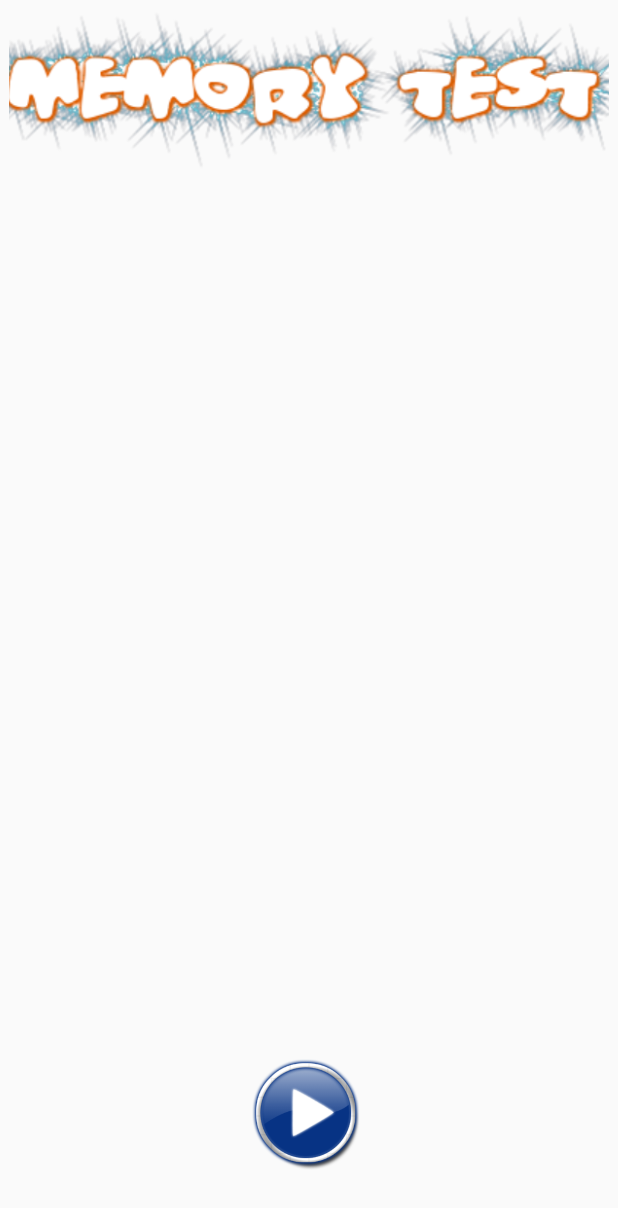
After one commit to chakravardhan/Memory-game, an Android app: the layout menu_fragment.xml on its own in the app's theme, with its tools: preview values and no code run, on a phone screen of 412 x 824 dp. The commit adds this screen. Shown: the top 1208 px of the screen. Run offline under Robolectric (Android 15) with nearby library versions, the phone set to English and light mode, and no system bars.

Commit message:
home screen ui and title are added

```diff
--- a/app/src/main/AndroidManifest.xml
+++ b/app/src/main/AndroidManifest.xml
@@ -7,8 +7,10 @@
         android:icon="@mipmap/ic_launcher"
         android:label="@string/app_name"
         android:supportsRtl="true"
-        android:theme="@style/AppTheme">
-        <activity android:name=".MainActivity">
+        android:theme="@style/AppTheme"
+         >
+        <activity android:name=".MainActivity"
+            android:screenOrientation="landscape">
             <intent-filter>
                 <action android:name="android.intent.action.MAIN" />
 
--- a/app/src/main/java/com/example/chakravardhan/mygame/MainActivity.java
+++ b/app/src/main/java/com/example/chakravardhan/mygame/MainActivity.java
@@ -2,11 +2,12 @@ package com.example.chakravardhan.mygame;
 
 import android.graphics.Bitmap;
 import android.support.v4.app.FragmentActivity;
-import android.support.v7.app.AppCompatActivity;
 import android.os.Bundle;
 import android.widget.ImageView;
 
 import com.example.chakravardhan.mygame.common.Shared;
+import com.example.chakravardhan.mygame.engine.ScreenController;
+import com.example.chakravardhan.mygame.events.EventBus;
 import com.example.chakravardhan.mygame.utils.Utils;
 
 public class MainActivity extends FragmentActivity {
@@ -18,6 +19,8 @@ public class MainActivity extends FragmentActivity {
         super.onCreate(savedInstanceState);
 
         Shared.context = getApplicationContext();
+        Shared.eventBus = EventBus.getInstance();
+
 
         setContentView(R.layout.activity_main);
         mBackgroundImage = (ImageView) findViewById(R.id.background_image);
@@ -28,6 +31,7 @@ public class MainActivity extends FragmentActivity {
         setBackgroundImage();
 
         // set menu
+        ScreenController.getInstance().openScreen(ScreenController.Screen.MENU);
     }
 
     @Override
--- a/app/src/main/java/com/example/chakravardhan/mygame/common/Shared.java
+++ b/app/src/main/java/com/example/chakravardhan/mygame/common/Shared.java
@@ -2,6 +2,8 @@ package com.example.chakravardhan.mygame.common;
 
 import android.content.Context;
 import android.support.v4.app.FragmentActivity;
+
+import com.example.chakravardhan.mygame.events.EventBus;
 
 //import com.snatik.matches.engine.Engine;
 //import com.snatik.matches.events.EventBus;
@@ -11,5 +13,5 @@ public class Shared {
 	public static Context context;
 	public static FragmentActivity activity; // it's fine for this app, but better move to weak reference
 //	public static Engine engine;
-//	public static EventBus eventBus;
+	public static EventBus eventBus;
 }
--- /dev/null
+++ b/app/src/main/res/layout/menu_fragment.xml
@@ -0,0 +1,68 @@
+<?xml version="1.0" encoding="utf-8"?>
+<RelativeLayout xmlns:android="http://schemas.android.com/apk/res/android"
+    android:layout_width="match_parent"
+    android:layout_height="match_parent"
+    android:orientation="vertical" >
+
+    <ImageView
+        android:id="@+id/start_game_button_lights"
+        android:layout_width="@dimen/start_game_button_lights"
+       	android:layout_height="@dimen/start_game_button_lights"
+        android:layout_alignParentBottom="true"
+        android:layout_centerHorizontal="true"
+        android:adjustViewBounds="true"
+        android:scaleType="centerCrop"
+      />
+
+    <ImageView
+        android:id="@+id/start_game_button"
+        android:layout_width="@dimen/start_game_button"
+        android:layout_height="@dimen/start_game_button"
+        android:layout_centerHorizontal="true"
+        android:adjustViewBounds="true"
+        android:scaleType="centerCrop"
+        android:src="@drawable/play"
+        android:layout_alignBottom="@+id/google_play_button" />
+
+    <ImageView
+        android:id="@+id/settings_game_button"
+        android:layout_width="@dimen/settings_game_button"
+        android:layout_height="@dimen/settings_game_button"
+        android:adjustViewBounds="true"
+        android:scaleType="centerCrop"
+        android:layout_alignBottom="@+id/start_game_button"
+        android:layout_alignRight="@+id/title"
+        android:layout_alignEnd="@+id/title" />
+
+    <ImageView
+        android:id="@+id/google_play_button"
+        android:layout_width="@dimen/settings_game_button"
+        android:layout_height="@dimen/settings_game_button"
+        android:layout_alignParentBottom="true"
+        android:layout_marginBottom="@dimen/settings_game_button_margin"
+        android:layout_toLeftOf="@id/start_game_button"
+        android:adjustViewBounds="true"
+        android:scaleType="centerCrop"
+         />
+
+	<ImageView
+        android:id="@+id/title"
+        android:layout_width="@dimen/title_width"
+        android:layout_height="@dimen/title_height"
+        android:adjustViewBounds="true"
+        android:scaleType="centerCrop"
+        android:src="@drawable/title"
+        android:layout_alignParentTop="true"
+        android:layout_centerHorizontal="true" />
+
+	<ImageView
+        android:id="@+id/tooltip"
+        android:layout_width="@dimen/tooltip_width"
+        android:layout_height="@dimen/tooltip_height"
+        android:layout_alignLeft="@id/google_play_button"
+        android:adjustViewBounds="true"
+        android:layout_marginLeft="@dimen/tooltip_margin_left"
+        android:scaleType="centerCrop"
+        android:layout_alignParentBottom="true"
+        android:layout_marginBottom="@dimen/tooltip_margin_bottom"/>
+</RelativeLayout>
--- a/app/src/main/res/values-w820dp/dimens.xml
+++ /dev/null
@@ -1,6 +0,0 @@
-<resources>
-    <!-- Example customization of dimensions originally defined in res/values/dimens.xml
-         (such as screen margins) for screens with more than 820dp of available width. This
-         would include 7" and 10" devices in landscape (~960dp and ~1280dp respectively). -->
-    <dimen name="activity_horizontal_margin">64dp</dimen>
-</resources>
```
Also changed, not shown: app/src/main/java/com/example/chakravardhan/mygame/engine/ScreenController.java (added, +69 -0 lines), app/src/main/java/com/example/chakravardhan/mygame/events/AbstractEvent.java (added, +7 -0 lines), app/src/main/java/com/example/chakravardhan/mygame/events/Event.java (added, +14 -0 lines), app/src/main/java/com/example/chakravardhan/mygame/events/EventBus.java (added, +73 -0 lines), app/src/main/java/com/example/chakravardhan/mygame/events/EventObserver.java (added, +13 -0 lines), app/src/main/java/com/example/chakravardhan/mygame/events/ui/StartEvent.java (added, +23 -0 lines), app/src/main/java/com/example/chakravardhan/mygame/fragments/MenuFragment.java (added, +90 -0 lines), app/src/main/res/values/dimens.xml (+62 -3 lines), app/src/main/res/drawable/play.png (added), app/src/main/res/drawable/title.png (added).
